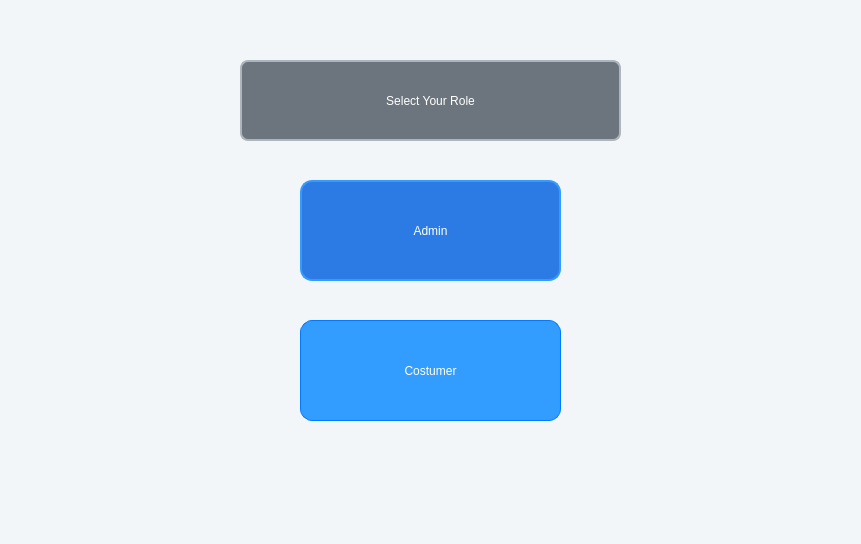
First picture: the form in UIAP_Final/firstpage.ui, repository a-HA7-z/UIAP_Final, before the edit.
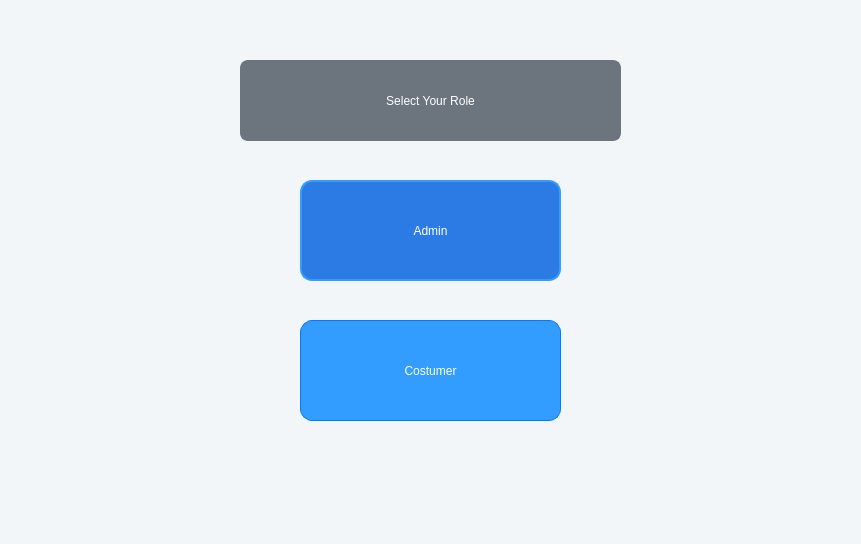
Second picture: the form after the edit. Icons and pictures are not drawn.

Commit message: setting background1

Patch:
```diff
--- a/UIAP_Final/firstpage.ui
+++ b/UIAP_Final/firstpage.ui
@@ -69,10 +69,10 @@
     </property>
     <property name="styleSheet">
      <string notr="true">color: rgb(255, 255, 255);
-font: 12pt &quot;Segoe UI&quot;;
+font: 14pt &quot;Segoe UI&quot;;
 background-color: rgb(108, 117, 125);
 border-radius: 8px;
-border: 2px solid rgb(173, 181, 189);</string>
+border: 2px solid rgb(108, 117, 125);</string>
     </property>
     <property name="text">
      <string>Select Your Role</string>
@@ -81,18 +81,27 @@
      <set>Qt::AlignmentFlag::AlignCenter</set>
     </property>
    </widget>
-  </widget>
-  <widget class="QMenuBar" name="menubar">
+   <widget class="QLabel" name="background">
    <property name="geometry">
     <rect>
      <x>0</x>
      <y>0</y>
      <width>861</width>
-     <height>25</height>
-    </rect>
-   </property>
-  </widget>
-  <widget class="QStatusBar" name="statusbar"/>
+      <height>544</height>
+     </rect>
+    </property>
+    <property name="styleSheet">
+     <string notr="true">background-image: url(:/background1/image1.png);</string>
+    </property>
+    <property name="text">
+     <string/>
+    </property>
+   </widget>
+   <zorder>background</zorder>
+   <zorder>AdminRole</zorder>
+   <zorder>Costumerrole</zorder>
+   <zorder>label</zorder>
+  </widget>
  </widget>
  <resources/>
  <connections/>
```
Lines whose indentation alone changed are shown as unchanged. The commit also changes 10 other files.
